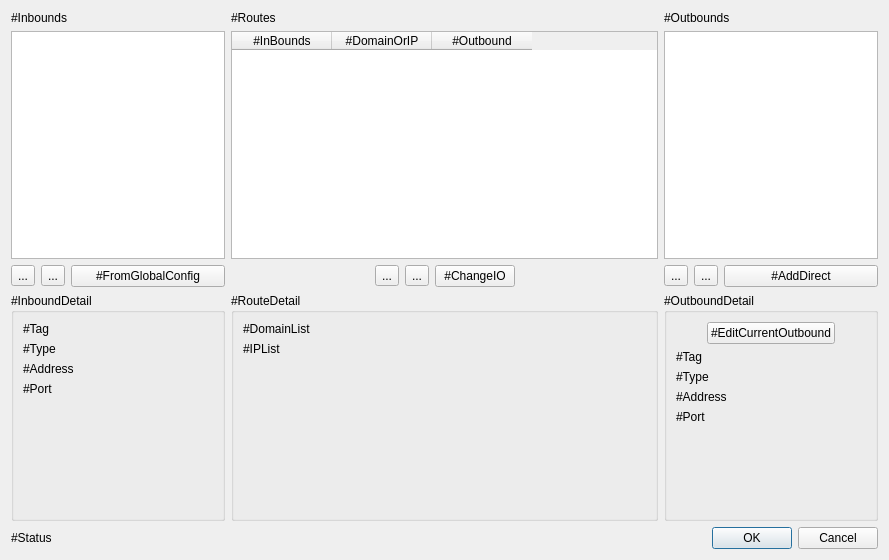
Old version of the form src/w_RouteEditor.ui in the repository darsvador/qvssr.
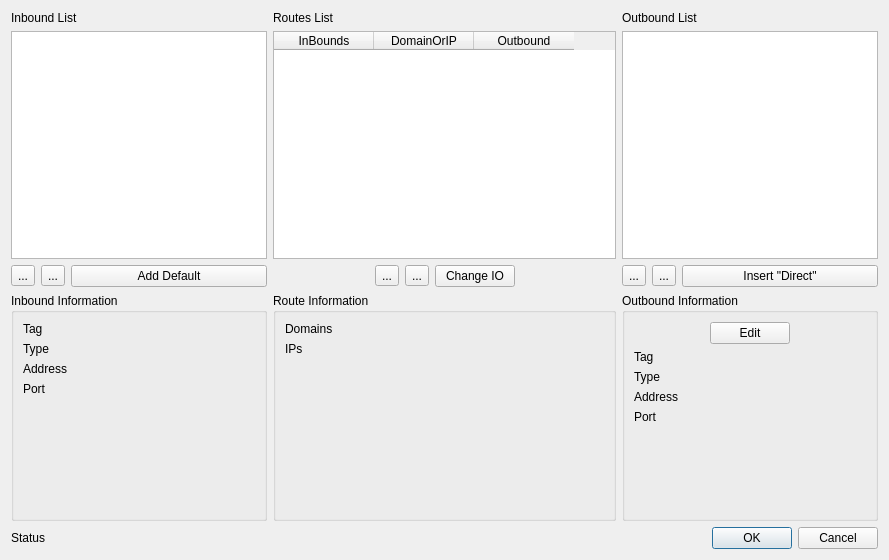
New version of the form. Icons and pictures are not drawn.

Commit message: Added a better config upgrade algo, changed translations, changed ConnectionEdit Window functions, changed a config key

The edit to the form file:
```diff
--- a/src/w_RouteEditor.ui
+++ b/src/w_RouteEditor.ui
@@ -13,13 +13,13 @@
   <property name="windowTitle">
    <string>Dialog</string>
   </property>
-  <layout class="QGridLayout" name="gridLayout" columnstretch="1,2,1">
+  <layout class="QGridLayout" name="gridLayout" columnstretch="0,1,0">
    <item row="0" column="1">
     <layout class="QVBoxLayout" name="routesLayout" stretch="0,1,0,1">
      <item>
       <widget class="QLabel" name="label_4">
        <property name="text">
-        <string>#Routes</string>
+        <string>Routes List</string>
        </property>
       </widget>
      </item>
@@ -30,17 +30,17 @@
        </property>
        <column>
         <property name="text">
-         <string>#InBounds</string>
+         <string>InBounds</string>
         </property>
        </column>
        <column>
         <property name="text">
-         <string>#DomainOrIP</string>
+         <string>DomainOrIP</string>
         </property>
        </column>
        <column>
         <property name="text">
-         <string>#Outbound</string>
+         <string>Outbound</string>
         </property>
        </column>
       </widget>
@@ -85,7 +85,7 @@
        <item>
         <widget class="QPushButton" name="pushButton_5">
          <property name="text">
-          <string>#ChangeIO</string>
+          <string>Change IO</string>
          </property>
         </widget>
        </item>
@@ -107,20 +107,20 @@
      <item>
       <widget class="QGroupBox" name="groupBox">
        <property name="title">
-        <string>#RouteDetail</string>
+        <string>Route Information</string>
        </property>
        <layout class="QFormLayout" name="formLayout_3">
         <item row="0" column="0">
          <widget class="QLabel" name="label_10">
           <property name="text">
-           <string>#DomainList</string>
+           <string>Domains</string>
           </property>
          </widget>
         </item>
         <item row="1" column="0">
          <widget class="QLabel" name="label_11">
           <property name="text">
-           <string>#IPList</string>
+           <string>IPs</string>
           </property>
          </widget>
         </item>
@@ -134,7 +134,7 @@
      <item>
       <widget class="QLabel" name="label_6">
        <property name="text">
-        <string>#Inbounds</string>
+        <string>Inbound List</string>
        </property>
       </widget>
      </item>
@@ -168,7 +168,7 @@
        <item>
         <widget class="QPushButton" name="pushButton_3">
          <property name="text">
-          <string>#FromGlobalConfig</string>
+          <string>Add Default</string>
          </property>
         </widget>
        </item>
@@ -177,13 +177,13 @@
      <item>
       <widget class="QGroupBox" name="outboundDetailGroup_2">
        <property name="title">
-        <string>#InboundDetail</string>
+        <string>Inbound Information</string>
        </property>
        <layout class="QFormLayout" name="formLayout_2">
         <item row="0" column="0">
          <widget class="QLabel" name="label_8">
           <property name="text">
-           <string>#Tag</string>
+           <string>Tag</string>
           </property>
          </widget>
         </item>
@@ -197,7 +197,7 @@
         <item row="1" column="0">
          <widget class="QLabel" name="label_9">
           <property name="text">
-           <string>#Type</string>
+           <string>Type</string>
           </property>
          </widget>
         </item>
@@ -211,14 +211,14 @@
         <item row="2" column="0">
          <widget class="QLabel" name="label_12">
           <property name="text">
-           <string>#Address</string>
+           <string>Address</string>
           </property>
          </widget>
         </item>
         <item row="3" column="0">
          <widget class="QLabel" name="label_13">
           <property name="text">
-           <string>#Port</string>
+           <string>Port</string>
           </property>
          </widget>
         </item>
@@ -246,7 +246,7 @@
      <item>
       <widget class="QLabel" name="label_2">
        <property name="text">
-        <string>#Outbounds</string>
+        <string>Outbound List</string>
        </property>
       </widget>
      </item>
@@ -284,7 +284,7 @@
        <item>
         <widget class="QPushButton" name="pushButton_4">
          <property name="text">
-          <string>#AddDirect</string>
+          <string>Insert &quot;Direct&quot;</string>
          </property>
         </widget>
        </item>
@@ -293,13 +293,13 @@
      <item>
       <widget class="QGroupBox" name="outboundDetailGroup">
        <property name="title">
-        <string>#OutboundDetail</string>
+        <string>Outbound Information</string>
        </property>
        <layout class="QFormLayout" name="formLayout">
         <item row="2" column="0">
          <widget class="QLabel" name="label">
           <property name="text">
-           <string>#Tag</string>
+           <string>Tag</string>
           </property>
          </widget>
         </item>
@@ -328,7 +328,7 @@
           <item>
            <widget class="QPushButton" name="pushButton">
             <property name="text">
-             <string>#EditCurrentOutbound</string>
+             <string>Edit</string>
             </property>
            </widget>
           </item>
@@ -350,21 +350,21 @@
         <item row="3" column="0">
          <widget class="QLabel" name="label_7">
           <property name="text">
-           <string>#Type</string>
+           <string>Type</string>
           </property>
          </widget>
         </item>
         <item row="4" column="0">
          <widget class="QLabel" name="label_3">
           <property name="text">
-           <string>#Address</string>
+           <string>Address</string>
           </property>
          </widget>
         </item>
         <item row="5" column="0">
          <widget class="QLabel" name="label_5">
           <property name="text">
-           <string>#Port</string>
+           <string>Port</string>
           </property>
          </widget>
         </item>
@@ -407,7 +407,7 @@
    <item row="2" column="0" colspan="2">
     <widget class="QLabel" name="statusLabel">
      <property name="text">
-      <string>#Status</string>
+      <string>Status</string>
      </property>
     </widget>
    </item>
```
Left out of the diff: 8 changed lines with no effect on the pictures. The commit also changes 16 other files.
